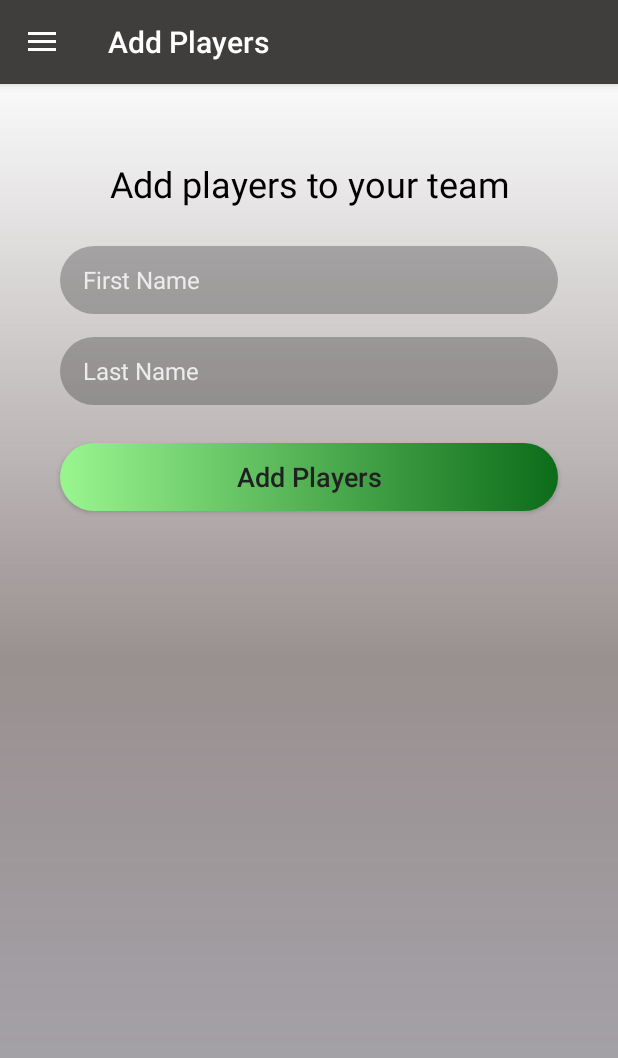
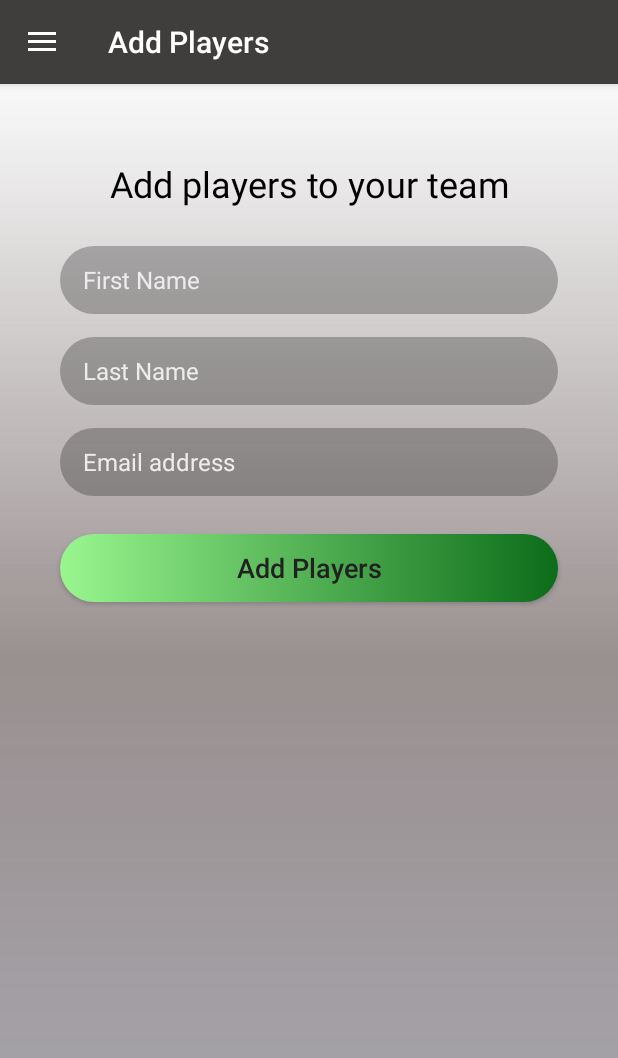
Before and after one commit to Vinniento/RaCo, an Android app: the AddPlayersFragment screen opened through its navigation route, in the side drawer, after a tap on "Add Players", on a phone screen of 412 x 824 dp. Shown: the top 1058 px of the screen. Run offline under Robolectric (Android 15) with nearby library versions, the phone set to English and light mode, and no system bars; our stand-ins replace Timber, data binding, navigation-ui; network calls fail.

Commit message:
input überprüft

```diff
--- a/app/src/main/java/com/example/raco/data/api/user/UserDao.kt
+++ b/app/src/main/java/com/example/raco/data/api/user/UserDao.kt
@@ -26,7 +26,6 @@ interface UserDao {
     suspend fun addplayer(
         @Query("firstname") firstname: String,
         @Query("lastname") lastname: String,
-        @Query("email") email: String,
-        @Query("password") password: String
+        @Query("email") email: String
     ): DefaultResponse
 }
--- a/app/src/main/java/com/example/raco/data/api/user/UserRepo.kt
+++ b/app/src/main/java/com/example/raco/data/api/user/UserRepo.kt
@@ -27,11 +27,10 @@ object UserRepo {
     }
 
     suspend fun addPlayer(
-        playerFirstName: String, playerLastName: String, playerEmail: String, password: String
+        playerFirstName: String, playerLastName: String, playerEmail: String
     ): DefaultResponse {
         return USER_DAO.addplayer(
-            playerFirstName, playerLastName,
-            playerEmail, password
+            playerFirstName, playerLastName, playerEmail
         )
     }
 }
--- a/app/src/main/java/com/example/raco/ui/viewmodels/AddPlayerViewModel.kt
+++ b/app/src/main/java/com/example/raco/ui/viewmodels/AddPlayerViewModel.kt
@@ -5,6 +5,7 @@ import androidx.lifecycle.MutableLiveData
 import androidx.lifecycle.ViewModel
 import com.example.raco.data.api.user.UserRepo
 import com.example.raco.models.DefaultResponse
+import com.example.raco.utilities.HelperClass
 import kotlinx.coroutines.*
 import timber.log.Timber
 
@@ -23,25 +24,28 @@ class AddPlayerViewModel : ViewModel() {
 
     fun addPlayer(
         playerFirstName: String,
-        playerLastName: String
+        playerLastName: String,
+        playerEmail: String
     ) {
-        //if (!(playerFirstName.isEmpty()&&playerLastName.isEmpty())) {
+        if (playerFirstName.isNotBlank() && playerLastName.isNotBlank() && HelperClass.isValidEmail(
+                playerEmail
+            )
+        ) {
 
             val coroutineScope = CoroutineScope(_addPlayerJob + Dispatchers.Main)
             coroutineScope.launch(_errorHandler) {
                 _resultList = _authRepository.addPlayer(
                     playerFirstName,
                     playerLastName,
-                "blabla@gmail.com",
-                "passwordbla"
+                    playerEmail
                 )
 
-            _snackbarMessageObserver.value = _resultList.toString()
+                _snackbarMessageObserver.value = _resultList.success
 
-            Timber.i("Player added with " + _resultList.toString())
+                Timber.i("Player added: " + _resultList.success)
             }
-        /* } else {
+        } else {
             _snackbarMessageObserver.setValue("Fields are empty, please add a Name!")
-         }*/
         }
     }
+}
--- a/app/src/main/java/com/example/raco/ui/views/navigationdrawer/AddPlayersFragment.kt
+++ b/app/src/main/java/com/example/raco/ui/views/navigationdrawer/AddPlayersFragment.kt
@@ -4,18 +4,14 @@ import android.os.Bundle
 import android.view.LayoutInflater
 import android.view.View
 import android.view.ViewGroup
-import android.widget.ArrayAdapter
-import android.widget.Spinner
 import androidx.databinding.DataBindingUtil
 import androidx.fragment.app.Fragment
 import androidx.lifecycle.Observer
 import androidx.lifecycle.ViewModelProvider
 import com.example.raco.R
 import com.example.raco.databinding.FragmentAddPlayerBinding
-import com.example.raco.login.RegisterViewModel
 import com.example.raco.ui.viewmodels.AddPlayerViewModel
 import com.google.android.material.snackbar.Snackbar
-import kotlinx.android.synthetic.main.fragment_register.*
 import timber.log.Timber
 
 class AddPlayersFragment : Fragment() {
@@ -43,7 +39,8 @@ class AddPlayersFragment : Fragment() {
         _binding.buttonAddPlayers.setOnClickListener {
             _viewModel.addPlayer(
                 _binding.playerFirstName.text.toString(),
-                _binding.playersLastName.text.toString()
+                _binding.playersLastName.text.toString(),
+                _binding.playerEmail.text.toString()
             )
         }
 
--- a/app/src/main/java/com/example/raco/utilities/HelperClass.kt
+++ b/app/src/main/java/com/example/raco/utilities/HelperClass.kt
@@ -1,13 +1,13 @@
 package com.example.raco.utilities
-
-import android.text.TextUtils
 
 class HelperClass {
     companion object {
         //TODO in eine HelperClass auslagern weils in login/resetPassword auch gebraucht wird
         fun isValidEmail(email: String): Boolean {
-            return !TextUtils.isEmpty(email) && android.util.Patterns.EMAIL_ADDRESS.matcher(email)
+            return android.util.Patterns.EMAIL_ADDRESS.matcher(email)
                 .matches()
         }
+
+
     }
 }
--- a/app/src/main/res/layout/fragment_add_player.xml
+++ b/app/src/main/res/layout/fragment_add_player.xml
@@ -44,7 +44,7 @@
         android:layout_marginTop="25dp"
         android:background="@drawable/background_for_input_dark"
         android:hint="@string/first_name"
-        android:imeOptions="actionDone"
+        android:imeOptions="actionNext"
         android:importantForAutofill="no"
         android:inputType="textPersonName"
         android:paddingStart="15dp"
@@ -73,6 +73,25 @@
         android:textSize="16sp"
         app:layout_constraintTop_toBottomOf="@+id/playerFirstName"/>
 
+    <EditText
+        android:id="@+id/playerEmail"
+        android:layout_width="match_parent"
+        android:layout_height="45dp"
+        android:layout_marginStart="40dp"
+        android:layout_marginTop="15dp"
+        android:layout_marginEnd="40dp"
+        android:background="@drawable/background_for_input_dark"
+        android:hint="@string/email_address"
+        android:imeOptions="actionDone"
+        android:importantForAutofill="no"
+        android:inputType="textEmailAddress"
+        android:paddingStart="15dp"
+        android:paddingEnd="15dp"
+        android:textColor="@android:color/white"
+        android:textColorHint="@color/colorTextHint"
+        android:textSize="16sp"
+        app:layout_constraintTop_toBottomOf="@+id/playersLastName" />
+
     <Button
         android:id="@+id/buttonAddPlayers"
         android:layout_width="match_parent"
@@ -86,7 +105,7 @@
         android:layout_marginEnd="40dp"
         android:layout_marginBottom="50dp"
         android:layout_marginTop="25dp"
-        app:layout_constraintTop_toBottomOf="@+id/playersLastName"
+        app:layout_constraintTop_toBottomOf="@+id/playerEmail"
         />
 </androidx.constraintlayout.widget.ConstraintLayout>
 </layout>
--- a/app/src/main/res/values/strings.xml
+++ b/app/src/main/res/values/strings.xml
@@ -12,7 +12,6 @@
     <string name="password">Password</string>
     <string name="register">Register</string>
     <string name="i_forgot_my_password">Reset my password</string>
-    <string name="email">email</string>
     <string name="last_name">Last Name</string>
     <string name="first_name">First Name</string>
     <string name="reset_password">Reset Password</string>
```
Also changed, not shown: app/src/main/java/com/example/raco/ui/viewmodels/RegisterViewModel.kt (+6 -1 lines). Lines whose indentation alone changed are shown as unchanged.
